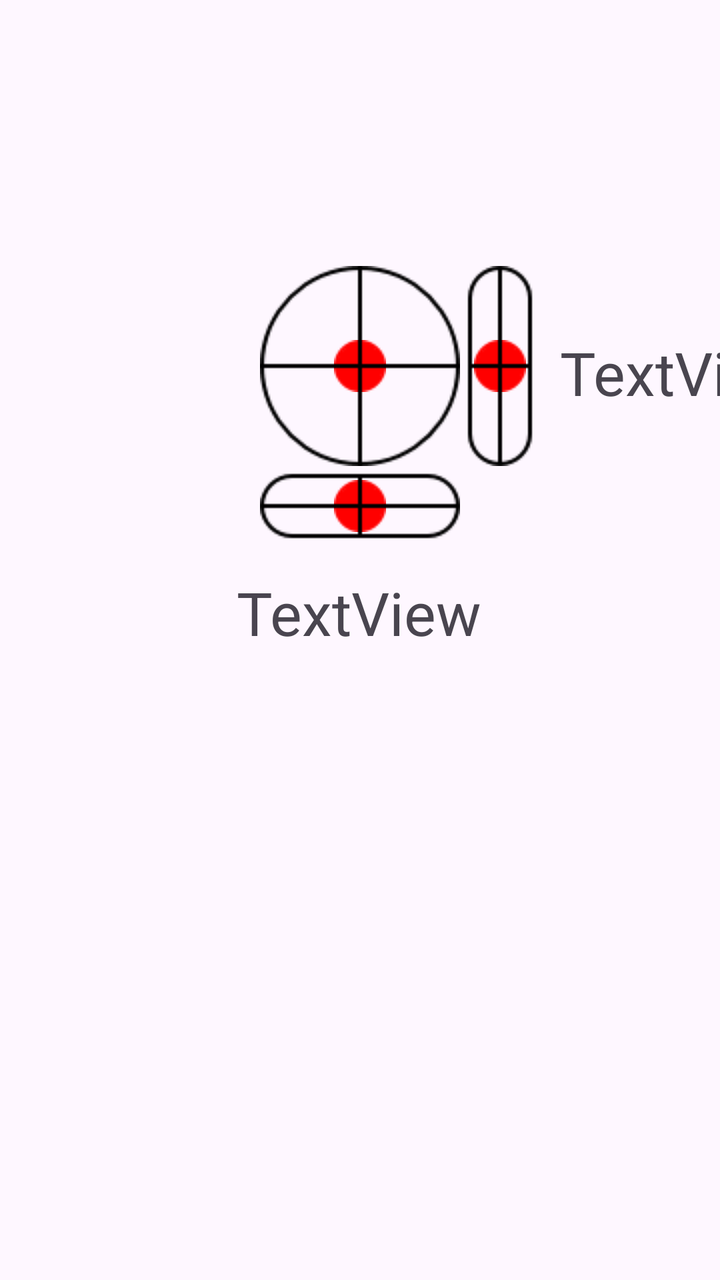
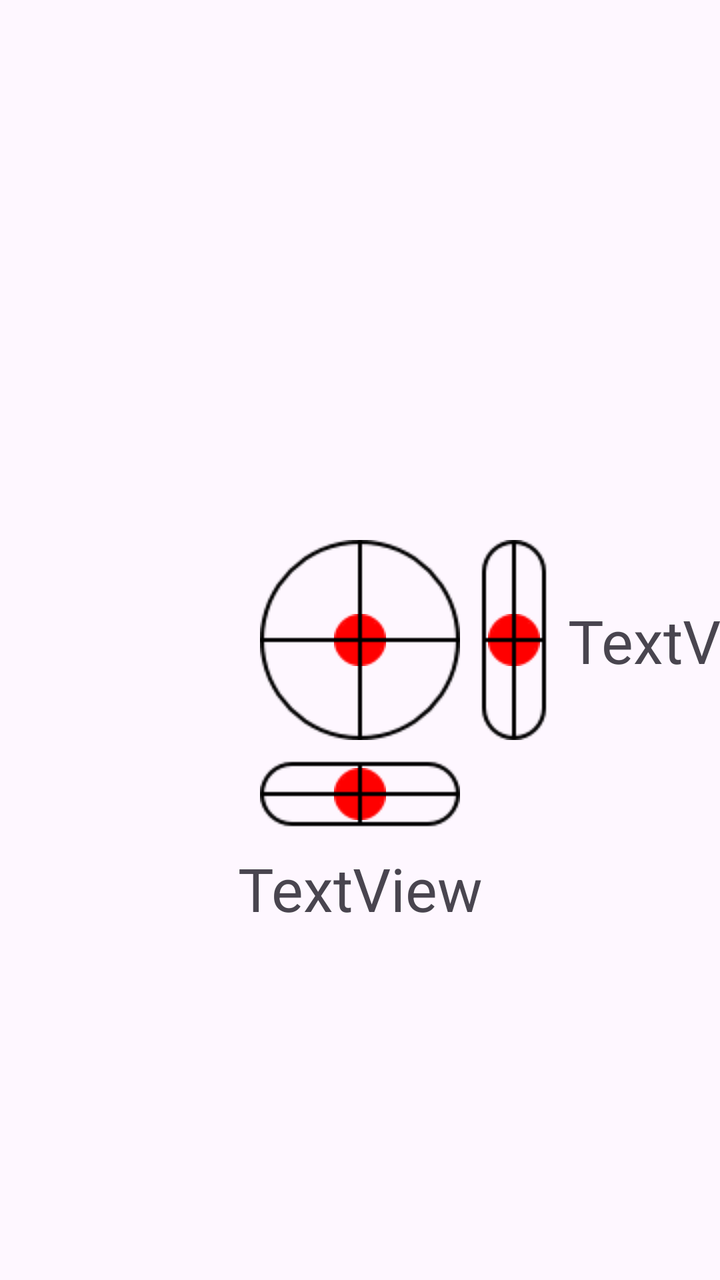

Compare the two renders of this Android layout. The source of the first and the diff that turns it into the second are given below.
<!-- AndroidManifest.xml: application theme Theme.SensorTest2 -->
<!-- res/layout/fragment_tab2.xml -->
<?xml version="1.0" encoding="utf-8"?>
<androidx.constraintlayout.widget.ConstraintLayout xmlns:android="http://schemas.android.com/apk/res/android"
    xmlns:app="http://schemas.android.com/apk/res-auto"
    xmlns:tools="http://schemas.android.com/tools"
    android:id="@+id/constraintLayout2"
    android:layout_width="match_parent"
    android:layout_height="match_parent"
    android:fitsSystemWindows="true"
    tools:context=".SensorTabFragment2">

    <TextView
        android:id="@+id/tab2_textview_vertical_value"
        android:layout_width="wrap_content"
        android:layout_height="wrap_content"
        android:layout_marginStart="80dp"
        android:layout_marginTop="166dp"
        android:text="@string/textViewDefault"
        android:textSize="30sp"
        app:layout_constraintStart_toStartOf="@+id/tab2_imageview_vertical_background"
        app:layout_constraintTop_toTopOf="parent" />

    <TextView
        android:id="@+id/tab2_textview_horizontal_value"
        android:layout_width="wrap_content"
        android:layout_height="wrap_content"
        android:layout_marginTop="16dp"
        android:text="@string/textViewDefault"
        android:textSize="30sp"
        app:layout_constraintEnd_toEndOf="parent"
        app:layout_constraintHorizontal_bias="0.498"
        app:layout_constraintStart_toStartOf="parent"
        app:layout_constraintTop_toBottomOf="@+id/tab2_imageview_horizontal_background" />

    <ImageView
        android:id="@+id/tab2_imageview_horizontal_background"
        android:layout_width="wrap_content"
        android:layout_height="wrap_content"
        android:layout_marginTop="236dp"
        android:contentDescription="@string/horizontal_background_content_description"
        android:src="@drawable/linear_background"
        app:layout_constraintEnd_toEndOf="parent"
        app:layout_constraintStart_toStartOf="parent"
        app:layout_constraintTop_toTopOf="parent" />

    <ImageView
        android:id="@+id/tab2_imageview_vertical_background"
        android:layout_width="wrap_content"
        android:layout_height="wrap_content"
        android:layout_marginStart="70dp"
        android:layout_marginTop="166dp"
        android:contentDescription="@string/vertical_background_content_description"
        android:rotation="90"
        android:src="@drawable/linear_background"
        app:layout_constraintStart_toStartOf="@+id/tab2_imageview_horizontal_background"
        app:layout_constraintTop_toTopOf="parent" />

    <ImageView
        android:id="@+id/tab2_imageview_horizontal_dot"
        android:layout_width="wrap_content"
        android:layout_height="wrap_content"
        android:layout_marginStart="37dp"
        android:layout_marginTop="240dp"
        android:src="@drawable/moving_dot"
        app:layout_constraintStart_toStartOf="@+id/tab2_imageview_horizontal_background"
        app:layout_constraintTop_toTopOf="parent"
        android:contentDescription="@string/horizontal_dot_content_description" />

    <ImageView
        android:id="@+id/tab2_imageview_vertical_dot"
        android:layout_width="wrap_content"
        android:layout_height="wrap_content"
        android:layout_marginStart="37dp"
        android:layout_marginTop="170dp"
        android:src="@drawable/moving_dot"
        app:layout_constraintStart_toStartOf="@+id/tab2_imageview_vertical_background"
        app:layout_constraintTop_toTopOf="parent"
        android:contentDescription="@string/vertical_dot_content_description" />

    <ImageView
        android:id="@+id/tab2_imageview_circle_background"
        android:layout_width="wrap_content"
        android:layout_height="wrap_content"
        android:layout_marginTop="133dp"
        android:src="@drawable/circle_background"
        app:layout_constraintStart_toStartOf="@+id/tab2_imageview_horizontal_background"
        app:layout_constraintTop_toTopOf="parent"
        android:contentDescription="@string/circle_background_content_description" />

    <ImageView
        android:id="@+id/tab2_imageview_circle_dot"
        android:layout_width="wrap_content"
        android:layout_height="wrap_content"
        android:src="@drawable/moving_dot"
        app:layout_constraintStart_toStartOf="@+id/tab2_imageview_horizontal_dot"
        app:layout_constraintTop_toTopOf="@+id/tab2_imageview_vertical_dot"
        android:contentDescription="@string/circle_dot_content_description" />

</androidx.constraintlayout.widget.ConstraintLayout>
<!-- resources referenced by this layout -->
<resources>
  <!-- drawable circle_background: png bitmap (drawable, 2625 bytes) -->
  <!-- drawable linear_background: png bitmap (drawable, 897 bytes) -->
  <!-- drawable moving_dot: png bitmap (drawable, 444 bytes) -->
  <string name="circle_background_content_description">background grid for the circle dot</string>
  <string name="circle_dot_content_description">moving image of a dot that shows the horizontal and vertical tilt combined</string>
  <string name="horizontal_background_content_description">background grid for the horizontal dot</string>
  <string name="horizontal_dot_content_description">moving image of a dot that indicates the horizontal tilt</string>
  <string name="textViewDefault">TextView</string>
  <string name="vertical_background_content_description">background grid for the vertical dot</string>
  <string name="vertical_dot_content_description">moving image of a dot that indicates the vertical tilt</string>
  <style name="Theme.SensorTest2" parent="Base.Theme.SensorTest2" />
  <style name="Base.Theme.SensorTest2" parent="Theme.Material3.DayNight.NoActionBar">
          
          <item name="android:windowTranslucentStatus">true</item>
          <item name="android:windowTranslucentNavigation">true</item>
      </style>
</resources>

<!-- the commit's change to res/layout/fragment_tab2.xml (unified diff, before → after) -->
@@ -6,85 +6,83 @@
     android:layout_width="match_parent"
     android:layout_height="match_parent"
     android:fitsSystemWindows="true"
-    tools:context=".SensorTabFragment2">
+    tools:context=".Tab2">
 
     <TextView
         android:id="@+id/tab2_textview_vertical_value"
         android:layout_width="wrap_content"
         android:layout_height="wrap_content"
-        android:layout_marginStart="80dp"
-        android:layout_marginTop="166dp"
+        android:layout_marginStart="10dp"
         android:text="@string/textViewDefault"
         android:textSize="30sp"
-        app:layout_constraintStart_toStartOf="@+id/tab2_imageview_vertical_background"
-        app:layout_constraintTop_toTopOf="parent" />
+        app:layout_constraintBottom_toBottomOf="@+id/tab2_imageview_vertical_background"
+        app:layout_constraintStart_toEndOf="@+id/tab2_imageview_vertical_background"
+        app:layout_constraintTop_toTopOf="@+id/tab2_imageview_vertical_background" />
 
     <TextView
         android:id="@+id/tab2_textview_horizontal_value"
         android:layout_width="wrap_content"
         android:layout_height="wrap_content"
-        android:layout_marginTop="16dp"
+        android:layout_marginTop="10dp"
         android:text="@string/textViewDefault"
         android:textSize="30sp"
-        app:layout_constraintEnd_toEndOf="parent"
-        app:layout_constraintHorizontal_bias="0.498"
-        app:layout_constraintStart_toStartOf="parent"
+        app:layout_constraintEnd_toEndOf="@+id/tab2_imageview_horizontal_background"
+        app:layout_constraintStart_toStartOf="@+id/tab2_imageview_horizontal_background"
         app:layout_constraintTop_toBottomOf="@+id/tab2_imageview_horizontal_background" />
 
     <ImageView
         android:id="@+id/tab2_imageview_horizontal_background"
         android:layout_width="wrap_content"
         android:layout_height="wrap_content"
-        android:layout_marginTop="236dp"
+        android:layout_marginTop="10dp"
         android:contentDescription="@string/horizontal_background_content_description"
         android:src="@drawable/linear_background"
-        app:layout_constraintEnd_toEndOf="parent"
-        app:layout_constraintStart_toStartOf="parent"
-        app:layout_constraintTop_toTopOf="parent" />
+        app:layout_constraintStart_toStartOf="@+id/tab2_imageview_circle_background"
+        app:layout_constraintTop_toBottomOf="@+id/tab2_imageview_circle_background" />
 
     <ImageView
         android:id="@+id/tab2_imageview_vertical_background"
         android:layout_width="wrap_content"
         android:layout_height="wrap_content"
-        android:layout_marginStart="70dp"
-        android:layout_marginTop="166dp"
+        android:layout_marginStart="10dp"
         android:contentDescription="@string/vertical_background_content_description"
-        android:rotation="90"
-        android:src="@drawable/linear_background"
-        app:layout_constraintStart_toStartOf="@+id/tab2_imageview_horizontal_background"
-        app:layout_constraintTop_toTopOf="parent" />
+        android:rotation="0"
+        android:src="@drawable/linear_background__vertical"
+        app:layout_constraintStart_toEndOf="@+id/tab2_imageview_circle_background"
+        app:layout_constraintTop_toTopOf="@+id/tab2_imageview_circle_background" />
 
     <ImageView
         android:id="@+id/tab2_imageview_horizontal_dot"
         android:layout_width="wrap_content"
         android:layout_height="wrap_content"
         android:layout_marginStart="37dp"
-        android:layout_marginTop="240dp"
+        android:layout_marginTop="4dp"
+        android:contentDescription="@string/horizontal_dot_content_description"
         android:src="@drawable/moving_dot"
         app:layout_constraintStart_toStartOf="@+id/tab2_imageview_horizontal_background"
-        app:layout_constraintTop_toTopOf="parent"
-        android:contentDescription="@string/horizontal_dot_content_description" />
+        app:layout_constraintTop_toTopOf="@+id/tab2_imageview_horizontal_background" />
 
     <ImageView
         android:id="@+id/tab2_imageview_vertical_dot"
         android:layout_width="wrap_content"
         android:layout_height="wrap_content"
-        android:layout_marginStart="37dp"
-        android:layout_marginTop="170dp"
+        android:layout_marginStart="4dp"
+        android:layout_marginTop="37dp"
+        android:contentDescription="@string/vertical_dot_content_description"
         android:src="@drawable/moving_dot"
         app:layout_constraintStart_toStartOf="@+id/tab2_imageview_vertical_background"
-        app:layout_constraintTop_toTopOf="parent"
-        android:contentDescription="@string/vertical_dot_content_description" />
+        app:layout_constraintTop_toTopOf="@+id/tab2_imageview_vertical_background" />
 
     <ImageView
         android:id="@+id/tab2_imageview_circle_background"
         android:layout_width="wrap_content"
         android:layout_height="wrap_content"
-        android:layout_marginTop="133dp"
+        android:contentDescription="@string/circle_background_content_description"
         android:src="@drawable/circle_background"
-        app:layout_constraintStart_toStartOf="@+id/tab2_imageview_horizontal_background"
-        app:layout_constraintTop_toTopOf="parent"
-        android:contentDescription="@string/circle_background_content_description" />
+        app:layout_constraintBottom_toBottomOf="parent"
+        app:layout_constraintEnd_toEndOf="parent"
+        app:layout_constraintStart_toStartOf="parent"
+        app:layout_constraintTop_toTopOf="parent" />
 
     <ImageView
         android:id="@+id/tab2_imageview_circle_dot"
<!-- resource entries referenced after the edit -->
@@ -2,6 +2,7 @@
 <resources>
   <!-- drawable circle_background: png bitmap (drawable, 2625 bytes) -->
   <!-- drawable linear_background: png bitmap (drawable, 897 bytes) -->
+  <!-- drawable linear_background__vertical: png bitmap (drawable, 885 bytes) -->
   <!-- drawable moving_dot: png bitmap (drawable, 444 bytes) -->
   <string name="circle_background_content_description">background grid for the circle dot</string>
   <string name="circle_dot_content_description">moving image of a dot that shows the horizontal and vertical tilt combined</string>
